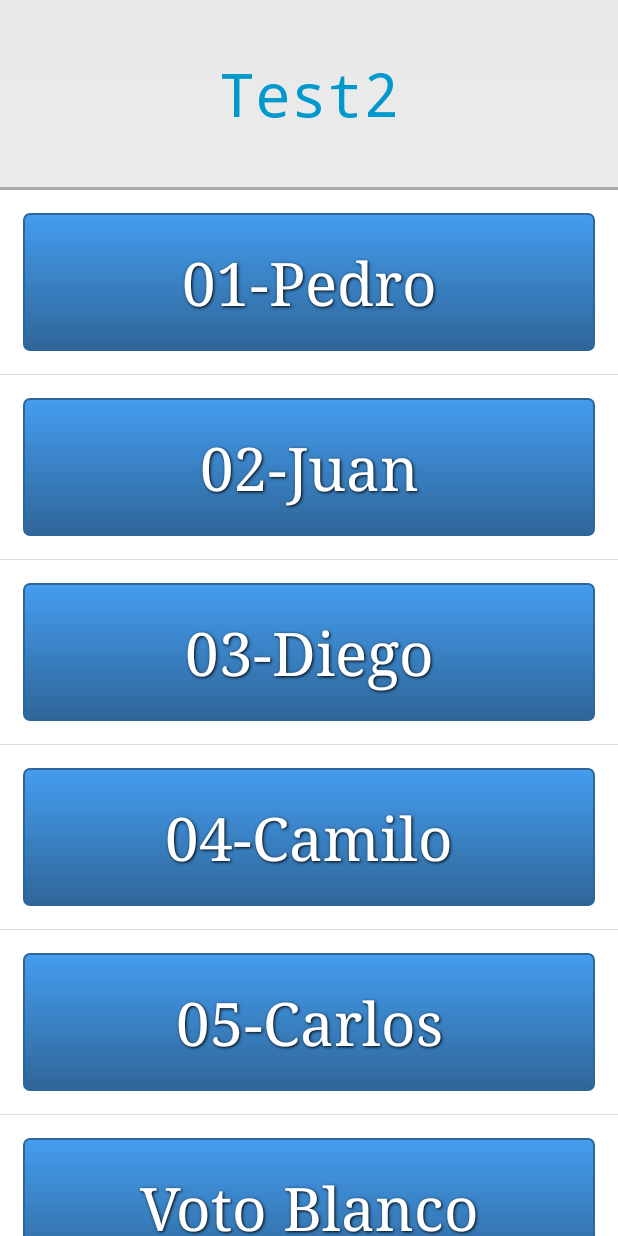
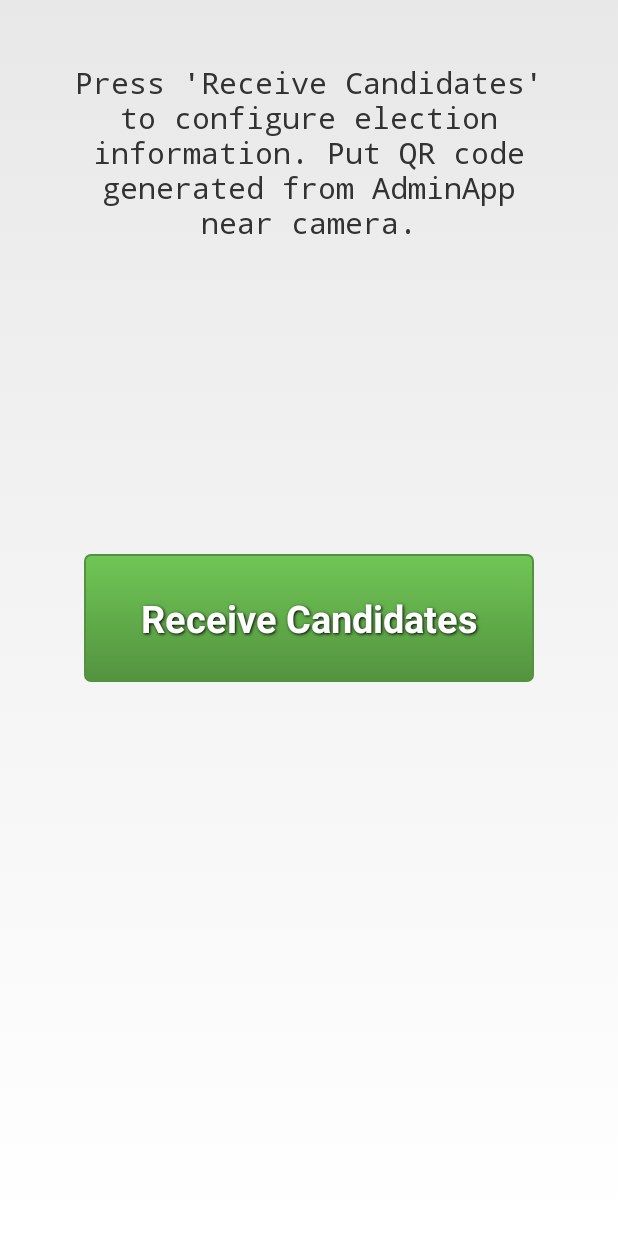
Before and after one commit to camilog/moca-ballot-selection, an Android app: the screen it shows after launch (DisplayCandidatesActivity before the commit, ConfigurationActivity after it), on a phone screen of 412 x 824 dp. Run offline under Robolectric (Android 15) with nearby library versions, the phone set to English and light mode, and no system bars.

Commit message:
Added QR configuration of public information.

```diff
--- a/app/src/main/assets/candidatesList.json
+++ /dev/null
@@ -1 +0,0 @@
-{"_id":"c0a942a4673a10bad870aba270009f20","_rev":"1-529267d309c0b5e3929ffdf54bf8a327","candidates":[{"id":1,"name":"01-Pedro"},{"id":2,"name":"02-Juan"},{"id":3,"name":"03-Diego"},{"id":4,"name":"04-Camilo"},{"id":5,"name":"05-Carlos"}],"number_of_candidates":5,"question":"Test2"}
--- a/app/src/main/java/three_part_vote/ballotSelection/DisplayCandidatesActivity.java
+++ b/app/src/main/java/three_part_vote/ballotSelection/DisplayCandidatesActivity.java
@@ -72,12 +72,14 @@ public class DisplayCandidatesActivity extends Activity {
 
     }
 
+    //Function now retrieves candidate info from local app storage
     private CandidatesList createCandidatesList() throws IOException, ClassNotFoundException {
-        AssetManager assetManager = getApplicationContext().getAssets();
+        File candidateListDir = getApplicationContext().getDir("candidateList", Context.MODE_PRIVATE);
+        File candidateListFile = new File(candidateListDir, "candidateList.json");
+
+        BufferedReader reader = new BufferedReader(new FileReader(candidateListFile));
+        String candidatesListJson = reader.readLine();
         Gson gson = new Gson();
-
-        BufferedReader br = new BufferedReader(new InputStreamReader(assetManager.open("candidatesList.json")));
-        String candidatesListJson = br.readLine();
 
         CandidatesList candidatesList = gson.fromJson(candidatesListJson, CandidatesList.class);
 
--- /dev/null
+++ b/app/src/main/java/three_part_vote/ballotSelection/MainActivity.java
@@ -0,0 +1,48 @@
+package three_part_vote.ballotSelection;
+
+import android.content.Context;
+import android.content.Intent;
+import android.os.Bundle;
+import android.app.Activity;
+import android.util.Log;
+
+import java.io.File;
+
+import three_part_vote.ballotSelection.R;
+/**
+ * Created by diego diaz on 26-01-16.
+ */
+public class MainActivity extends Activity {
+
+    @Override
+    protected void onCreate(Bundle savedInstanceState) {
+        super.onCreate(savedInstanceState);
+        boolean hasInfo = checkInfo();
+
+        //Based on if the information has been configured previously or not, decide which activity to start
+        if(!hasInfo){
+            Intent intent = new Intent(MainActivity.this, ConfigurationActivity.class);
+            startActivity(intent);
+        }
+
+        else {
+            Intent intent2 = new Intent(MainActivity.this, DisplayCandidatesActivity.class);
+            startActivity(intent2);
+        }
+    }
+
+    //Check whether the public information has been previously configured or not
+    public boolean checkInfo(){
+        File candidateListDir = getApplicationContext().getDir("candidateList", Context.MODE_PRIVATE);
+        File publicKeyDir = getApplicationContext().getDir("publicKeyN",Context.MODE_PRIVATE);
+        File publicKeyFile = new File(publicKeyDir, "publicKeyN.key");
+        File candidateListFile = new File(candidateListDir, "candidateList.json");
+
+        if(!publicKeyFile.exists() || !candidateListFile.exists()){
+            return false;
+        }
+
+        return true;
+    }
+
+}
--- /dev/null
+++ b/app/src/main/res/layout/activity_configuration_layout.xml
@@ -0,0 +1,62 @@
+<?xml version="1.0" encoding="utf-8"?>
+<RelativeLayout xmlns:android="http://schemas.android.com/apk/res/android"
+    xmlns:tools="http://schemas.android.com/tools"
+    android:layout_width="match_parent"
+    android:layout_height="match_parent"
+    android:paddingBottom="@dimen/activity_vertical_margin"
+    android:paddingLeft="@dimen/activity_horizontal_margin"
+    android:paddingRight="@dimen/activity_horizontal_margin"
+    android:paddingTop="@dimen/activity_vertical_margin"
+    tools:context="three_part_vote.ballotSelection.ConfigurationActivity">
+
+    <TextView
+        android:layout_width="wrap_content"
+        android:layout_height="wrap_content"
+        android:text="@string/read_candidate_qr"
+        android:typeface="monospace"
+        android:textSize="20sp"
+        android:padding="25dp"
+        android:layout_gravity="center_horizontal"
+        android:gravity="center"
+        android:id="@+id/user_info_candidates"/>
+
+    <TextView
+        android:layout_width="wrap_content"
+        android:layout_height="wrap_content"
+        android:text="@string/read_public_key_qr"
+        android:typeface="monospace"
+        android:textSize="20sp"
+        android:padding="25dp"
+        android:layout_gravity="center_horizontal"
+        android:gravity="center"
+        android:visibility="gone"
+        android:id="@+id/user_info_public_key"/>
+
+    <Button
+        android:layout_width="300dp"
+        android:layout_height="wrap_content"
+        android:id="@+id/receive_candidates_info"
+        android:text="@string/receive_candidates"
+        android:textSize="25sp"
+        android:background="@drawable/btn_green"
+        style="@style/ButtonText"
+        android:layout_gravity="center"
+        android:padding="25dp"
+        android:layout_centerInParent="true"
+        android:layout_centerHorizontal="true" />
+
+    <Button
+        android:layout_width="300dp"
+        android:layout_height="wrap_content"
+        android:id="@+id/receive_public_key_info"
+        android:text="@string/receive_public_key"
+        android:textSize="25sp"
+        android:background="@drawable/btn_green"
+        style="@style/ButtonText"
+        android:layout_gravity="center"
+        android:padding="25dp"
+        android:layout_centerInParent="true"
+        android:layout_centerHorizontal="true"
+        android:visibility="gone"/>
+
+</RelativeLayout>
--- a/app/src/main/res/values/strings.xml
+++ b/app/src/main/res/values/strings.xml
@@ -18,5 +18,14 @@
     <string name="title_activity_show_qr">ShowQRActivity</string>
     <string name="continue_to_receive_signature">Receive Signature</string>
     <string name="read_encrypted_qr">Read this QR code with your VoterApp</string>
+    <string name="title_activity_main">MainActivity</string>
+    <string name="title_activity_configuration">ConfigurationActivity</string>
+    <string name="receive_candidates">Receive Candidates</string>
+    <string name="read_candidate_qr">Press \'Receive Candidates\' to configure election information.
+    Put QR code generated from AdminApp near camera. </string>
+    <string name="read_public_key_qr">Press \'Receive Public Key\' to configure election information.
+    Put QR code generated from AdminApp near camera. </string>
+    <string name="receive_public_key">Receive Public Key</string>
+    <string name="title_activity_display_candidates">DisplayCandidatesActivity</string>
 
 </resources>
```
Also changed, not shown: app/src/main/AndroidManifest.xml (+18 -5 lines), app/src/main/java/three_part_vote/ballotSelection/ConfigurationActivity.java (added, +114 -0 lines), app/src/main/java/three_part_vote/ballotSelection/ConfirmationAndEncryptionActivity.java (+30 -12 lines), 1 other file.
